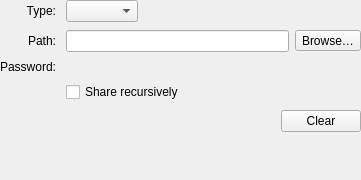
Old version of the form src/keeshare/group/EditGroupWidgetKeeShare.ui in the repository keepassxreboot/keepassxc.
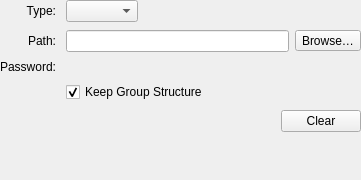
New version of the form. Custom widgets are drawn as their Qt base class.

```diff
--- a/src/keeshare/group/EditGroupWidgetKeeShare.ui
+++ b/src/keeshare/group/EditGroupWidgetKeeShare.ui
@@ -187,7 +187,10 @@
      <item row="3" column="1">
       <widget class="QCheckBox" name="recurseIntoGroupsCheckbox">
        <property name="text">
-        <string>Share recursively</string>
+        <string>Keep Group Structure</string>
+       </property>
+       <property name="checked">
+        <bool>true</bool>
        </property>
       </widget>
      </item>
```
Left out of the diff: 5 changed lines with no effect on the pictures.
